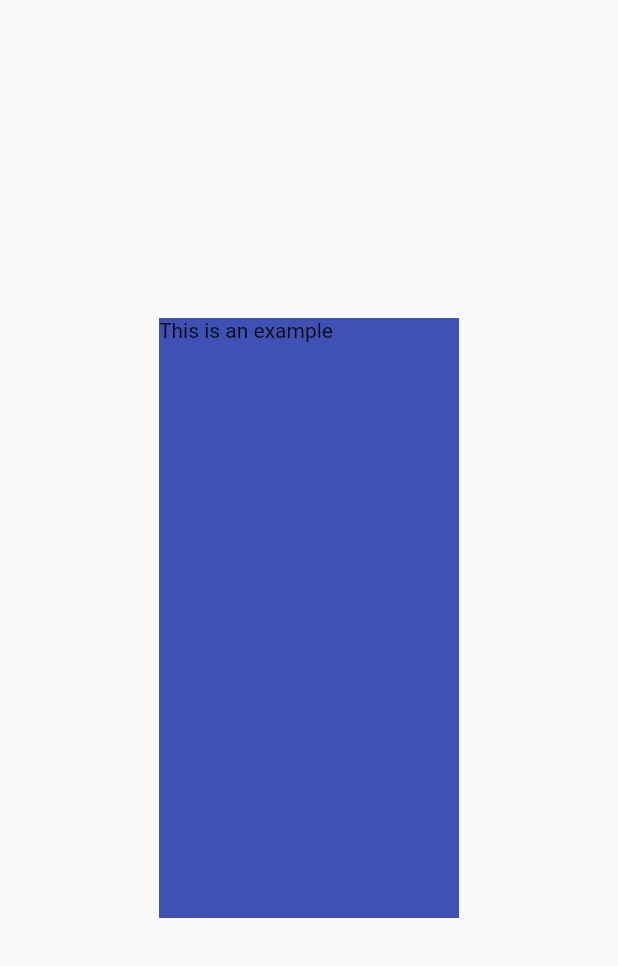
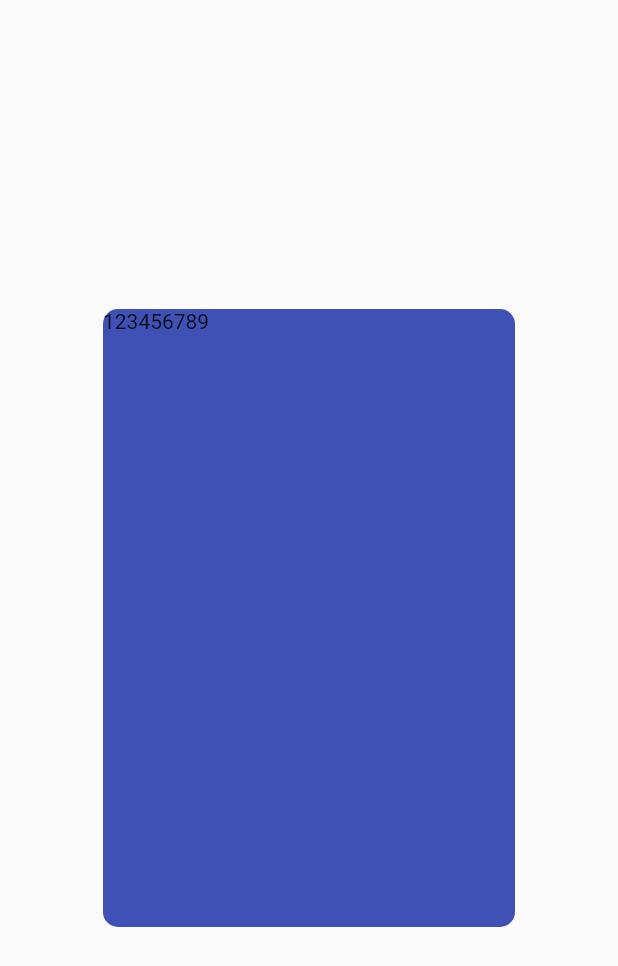
Before and after one commit to ninest/swipeable_card, a Flutter app: the screen it shows after launch, on a phone screen of 412 x 824 dp. Shown: the top 966 px of the screen. Run offline on Flutter 3.47's test engine with Material 2 defaults, Android fonts, the phone set to English and light mode, and no system bars.

Commit message:
added old positioned attempt

```diff
--- a/example/lib/home_route.dart
+++ b/example/lib/home_route.dart
@@ -6,12 +6,22 @@ class HomeRoute extends StatelessWidget {
 
   @override
   Widget build(BuildContext context) {
+    final size = MediaQuery.of(context).size;
+    final double screenHeight = size.height;
+    final double screenWidth = size.width;
+
     return Scaffold(
       body: Stack(
         children: <Widget>[
           SwipableWidget(
-            onHorizontalSwipe: () => print("Horizintally swiped!"),
-            child: CardExample(),
+            outsideScreenSideValue: 5.0,
+            width: screenWidth/1.5,
+            height: screenHeight/2,
+            child: CardExample(
+
+              width: screenWidth/1.5,
+              height: screenHeight/2,
+            ),
           ),
         ],
       ),
@@ -20,15 +30,18 @@ class HomeRoute extends StatelessWidget {
 }
 
 class CardExample extends StatelessWidget {
-  const CardExample({Key key}) : super(key: key);
+  const CardExample({Key key, this.color = Colors.indigo, this.width, this.height})
+      : super(key: key);
+  final Color color;
+  final double width;
+  final double height;
 
   @override
   Widget build(BuildContext context) {
     return Container(
-      height: 400,
-      width: 200,
-      color: Colors.indigo,
-      child: Text("This is an example"),
-    );
+        height: height,
+        width: width,
+        decoration: BoxDecoration(color: color, borderRadius: BorderRadius.circular(10.0)),
+        child: Text("123456789"));
   }
 }
--- /dev/null
+++ b/lib/src/positioned-swipable.dart
@@ -0,0 +1,81 @@
+import 'package:flutter/material.dart';
+
+/*
+Trying to implement swipable widget using Positioned
+This did not work out
+*/
+
+class SwipableWidget extends StatefulWidget {
+  SwipableWidget({Key key, this.child, this.width, this.height}) : super(key: key);
+  final double width;
+  final double height;
+  final Widget child;
+
+  @override
+  _SwipableWidgetState createState() => _SwipableWidgetState();
+}
+
+class _SwipableWidgetState extends State<SwipableWidget> {
+  double _top;
+  double _left;
+
+  // save last known finger position
+  double _fingerY;
+  double _fingerX;
+
+  @override
+  Widget build(BuildContext context) {
+    final size = MediaQuery.of(context).size;
+    final double screenWidth = size.width;
+    final double screenHeight = size.height;
+
+    return AnimatedPositioned(
+      duration: Duration(milliseconds: 500),
+      top: _top ?? (screenHeight - widget.height) / 2,
+      left: _left ?? (screenWidth - widget.width) / 2,
+      child: GestureDetector(
+        onPanUpdate: (details) {
+          // find exact finger position
+          _fingerY = details.globalPosition.dy;
+          _fingerX = details.globalPosition.dx;
+
+          // multipliers for swipe sensitivity
+          double ys = details.delta.dy;
+          double xs = details.delta.dx;
+
+          print(ys);
+
+          // get quadrant
+          if (_fingerY > screenWidth / 2) {}
+
+          // set center of widget to finger position
+          // double y = _fingerY  * 1.5 - widget.height / 2 ;
+          // double x = _fingerX - widget.width / 2;
+
+          setState(() {
+            // _top = y;
+            // _left = x;
+            _top = _top ?? ((screenHeight - widget.height) / 2) + ys * 2;
+          });
+        },
+        onPanEnd: (details) {
+          print("Pan end");
+          // using last known finger position
+          if (_fingerX > screenWidth - 100) {
+            print("Animating off screen");
+            // animate it off to the right
+            print(screenWidth);
+            _left = 400;
+          } else {
+            print("Animate back to center");
+            // animate it back to center
+            setState(() {
+              _top = _left = null;
+            });
+          }
+        },
+        child: widget.child,
+      ),
+    );
+  }
+}
--- a/lib/src/swipable.dart
+++ b/lib/src/swipable.dart
@@ -1,16 +1,17 @@
 import 'dart:io';
 import 'package:flutter/material.dart';
-
-f() {}
 
 class SwipableWidget extends StatefulWidget {
   SwipableWidget({
     Key key,
-    this.durationMilliseconds = 990,
-    this.scrollSensitivity = 1.5,
+    this.durationMilliseconds = 120,
+    this.outsideScreenSideValue,
+    this.scrollSensitivity = 2.0,
     this.horizontalThreshold = 0.85,
     this.onHorizontalSwipe,
     this.onVerticalSwipe,
+    this.height,
+    this.width,
     @required this.child,
   }) : super(key: key);
 
@@ -21,6 +22,10 @@ class SwipableWidget extends StatefulWidget {
   /// The multiplier for the drag alignment. A value of 2.5 to 3 feels natural
   /// while higher values will be better for larger screens
   final double scrollSensitivity;
+
+  /// This is pretty much a trial and error value. It's the x value for Align
+  /// for the child that signifies a position beyond the screen
+  final double outsideScreenSideValue;
 
   /// Defines an x (horizontal axis) value for alignment. If the widget is dragged
   /// beyond the [horizontalThreshold], it will be animated out
@@ -33,6 +38,8 @@ class SwipableWidget extends StatefulWidget {
   /// Function called when the widget is swiped then animated beyond
   /// the [verticalThreshold]
   final Function onVerticalSwipe;
+
+  final double height, width;
 
   final Widget child;
 
@@ -82,55 +89,39 @@ class _SwipableWidgetState extends State<SwipableWidget> with SingleTickerProvid
     _controller.forward();
   }
 
-  // /// Animating the card outside the screen.
-  // /// [toLeft] is true when the card is to be animated leaving to the left
-  // void _runLeaveScreenAnimation({double screenWidth, bool toLeft = false}) {
-  //   // The below values were found through trial and error on an Android device
-  //   // and iPhone. These may require additional tweaking
-  //   print(screenWidth);
-  //   double _sideAlignmentEnd = Platform.isAndroid ? 8.0 : 15.0;
+  /// Animating the card outside the screen.
+  /// [toLeft] is true when the card is to be animated leaving to the left
+  void _runLeaveScreenAnimation({bool toLeft = false}) {
+    // The below values were found through trial and error on an Android device
+    // and iPhone. These may require additional tweaking
 
-  //   // Interpolation out of the screen (either left side or right side)
-  //   _animation = _controller.drive(AlignmentTween(
-  //     begin: _alignment,
-  //     end: Alignment(
-  //         // Make it go to the left is specified
-  //         toLeft ? -_sideAlignmentEnd : _sideAlignmentEnd,
-  //         // Make it go a little lower to make it look more natural
-  //         _alignment.y + 0.2),
-  //   ));
+    // Interpolation out of the screen (either left side or right side)
+    _animation = _controller.drive(AlignmentTween(
+      begin: _alignment,
+      end: Alignment(
+          // Make it go to the left is specified
+          toLeft ? -widget.outsideScreenSideValue : widget.outsideScreenSideValue,
+          // Make it go a little lower to make it look more natural
+          _alignment.y + 0.2),
+    ));
 
-  //   _controller.reset();
-  //   _controller.forward();
-  // }
-
-  bool _left = false;
-  void changePositioned(bool value) {
-    setState(() {
-      _left = value;
-    });
+    _controller.reset();
+    _controller.forward();
   }
 
   @override
   Widget build(BuildContext context) {
     // To get the child widget's width and height
     final size = MediaQuery.of(context).size;
+    // final double screenHeight = size.height;
+    // final double screenWidth = size.width;
 
-    return AnimatedPositioned(
-      duration: Duration(milliseconds: _left ? widget.durationMilliseconds : 0),
-      right: 1,
-      left: _left ? size.width : 1,
-      top: 1,
-      bottom: 1,
-      child: GestureDetector(
+    return GestureDetector(
       onPanDown: (_) => _controller.stop(),
       onPanUpdate: (DragUpdateDetails details) {
         // Update the position of the child widget based off the position of the
         // user's finger
         setState(() {
-            // TODO
-            // use global position with the AnimatedPositioned
-            print(details.globalPosition.dx);
           _alignment += Alignment(
             // Dividing by 2 to convert the distance dragged to the coordinates
             // used by Align
@@ -146,22 +137,19 @@ class _SwipableWidgetState extends State<SwipableWidget> with SingleTickerProvid
         out horizontally
         2. The card was dragged beyond the verticalThreshold and should be animated
         out vertically
-
         3. The card was not dragged beyond the threshold (should be animated
         back to the origin)
         */
 
         // (1)
-          // TODO: use absolute to remove the need of using or
         if (_alignment.x < -widget.horizontalThreshold ||
             _alignment.x > widget.horizontalThreshold) {
           if (_alignment.x > widget.horizontalThreshold) {
-              // _runLeaveScreenAnimation(screenWidth: size.width);
-              changePositioned(true);
+            _runLeaveScreenAnimation();
           }
           // If it's dragged to the left side, animate it leaving from the left side
           else {
-              // _runLeaveScreenAnimation(screenWidth: size.width, toLeft: true);
+            _runLeaveScreenAnimation(toLeft: true);
           }
 
           /*
@@ -171,22 +159,21 @@ class _SwipableWidgetState extends State<SwipableWidget> with SingleTickerProvid
           animation to complete fully
           */
 
-            Future.delayed(Duration(milliseconds: widget.durationMilliseconds + 100)).then((_) {
+          Future.delayed(Duration(milliseconds: widget.durationMilliseconds + 150)).then((_) {
             // Move the widget (child) back to the center without animation, giving the appearance
             // that the next widget "in line" has come to the top
             // It is expected that the child of this widget is being changed through state management
-              changePositioned(false);
             setState(() {
               _alignment = Alignment.center;
             });
 
             // the card has successfully been swiped away, so call the function
-              widget.onHorizontalSwipe();
+            // widget.onHorizontalSwipe();
           });
         } else {
-            print("back to origin");
           // (3) The widget has been left down at the finger at a position, so animate
           // it going back to the origin (center)
+          print("back to origin");
           _runBackToOriginAnimation();
         }
       },
@@ -194,11 +181,6 @@ class _SwipableWidgetState extends State<SwipableWidget> with SingleTickerProvid
         alignment: _alignment,
         child: widget.child,
       ),
-      ),
     );
-
-    // return Container(
-    //   child: widget.child,
-    // );
   }
 }
```
Lines whose indentation alone changed are shown as unchanged.
